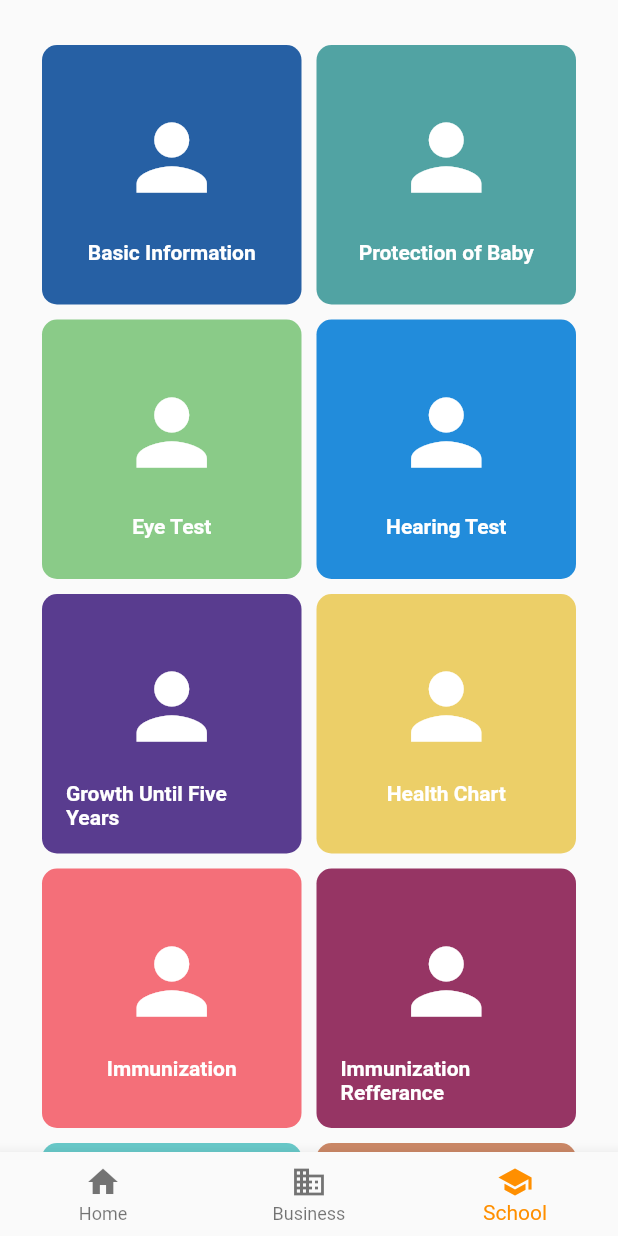
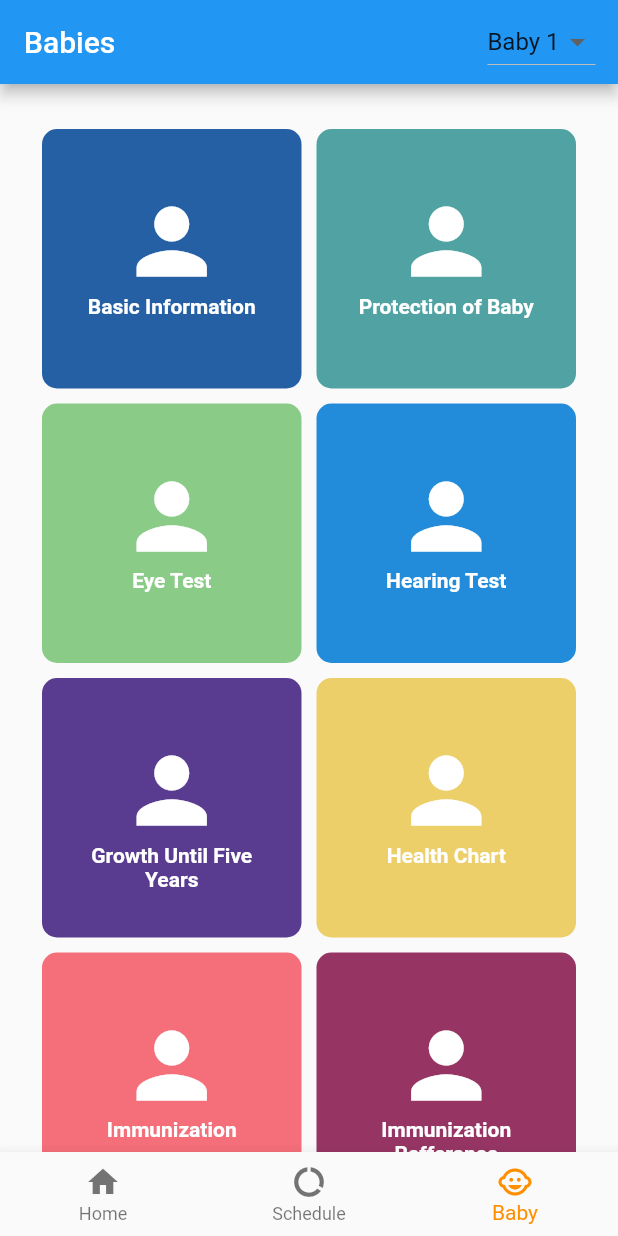
Before and after one commit to eMOH-Kesbewa/eMOH-Project, a Flutter app: the BottomNavigation screen opened directly, item 3 of the bottom bar chosen, on a phone screen of 412 x 824 dp. Run offline on Flutter 3.47's test engine with Material 2 defaults, Android fonts, the phone set to English and light mode, and no system bars; our stand-ins replace charts_flutter, flutter_icons, fluttertoast, logger, shared_preferences, toast; accounts and stored records are empty; network calls fail; key blocks and very long unbroken strings in the code were emptied for the run.

Commit message:
app bar added

```diff
--- a/mobileapp/lib/pages/babyDetails.dart
+++ b/mobileapp/lib/pages/babyDetails.dart
@@ -76,12 +76,13 @@ class _BabyDetailsState extends State<BabyDetails> {
               size: 70.0,
             ),
             SizedBox(
-              height: 20.0,
+              height: 0.0,
             ),
             Text(
               'Basic Information',
               style:
                   TextStyle(fontWeight: FontWeight.bold, color: Colors.white),
+              textAlign: TextAlign.center,
             ),
           ],
         ),
@@ -107,12 +108,13 @@ class _BabyDetailsState extends State<BabyDetails> {
               size: 70.0,
             ),
             SizedBox(
-              height: 20.0,
+              height: 0.0,
             ),
             Text(
               'Protection of Baby',
               style:
                   TextStyle(fontWeight: FontWeight.bold, color: Colors.white),
+              textAlign: TextAlign.center,
             ),
           ],
         ),
@@ -140,12 +142,13 @@ class _BabyDetailsState extends State<BabyDetails> {
               size: 70.0,
             ),
             SizedBox(
-              height: 20.0,
+              height: 0.0,
             ),
             Text(
               'Eye Test',
               style:
                   TextStyle(fontWeight: FontWeight.bold, color: Colors.white),
+              textAlign: TextAlign.center,
             ),
           ],
         ),
@@ -171,12 +174,13 @@ class _BabyDetailsState extends State<BabyDetails> {
               size: 70.0,
             ),
             SizedBox(
-              height: 20.0,
+              height: 0.0,
             ),
             Text(
               'Hearing Test',
               style:
                   TextStyle(fontWeight: FontWeight.bold, color: Colors.white),
+              textAlign: TextAlign.center,
             ),
           ],
         ),
@@ -202,7 +206,7 @@ class _BabyDetailsState extends State<BabyDetails> {
                 size: 70.0,
               ),
               SizedBox(
-                height: 15.0,
+                height: 0.0,
               ),
               Flexible(
                 child: Text(
@@ -211,6 +215,7 @@ class _BabyDetailsState extends State<BabyDetails> {
                   maxLines: 3,
                   style: TextStyle(
                       fontWeight: FontWeight.bold, color: Colors.white),
+                  textAlign: TextAlign.center,
                 ),
               ),
             ],
@@ -238,7 +243,7 @@ class _BabyDetailsState extends State<BabyDetails> {
                 size: 70.0,
               ),
               SizedBox(
-                height: 15.0,
+                height: 0.0,
               ),
               Flexible(
                 child: Text(
@@ -247,6 +252,7 @@ class _BabyDetailsState extends State<BabyDetails> {
                   maxLines: 3,
                   style: TextStyle(
                       fontWeight: FontWeight.bold, color: Colors.white),
+                  textAlign: TextAlign.center,
                 ),
               ),
             ],
@@ -274,7 +280,7 @@ class _BabyDetailsState extends State<BabyDetails> {
                 size: 70.0,
               ),
               SizedBox(
-                height: 15.0,
+                height: 0.0,
               ),
               Flexible(
                 child: Text(
@@ -283,6 +289,7 @@ class _BabyDetailsState extends State<BabyDetails> {
                   maxLines: 3,
                   style: TextStyle(
                       fontWeight: FontWeight.bold, color: Colors.white),
+                  textAlign: TextAlign.center,
                 ),
               ),
             ],
@@ -310,7 +317,7 @@ class _BabyDetailsState extends State<BabyDetails> {
                 size: 70.0,
               ),
               SizedBox(
-                height: 15.0,
+                height: 0.0,
               ),
               Flexible(
                 child: Text(
@@ -319,6 +326,7 @@ class _BabyDetailsState extends State<BabyDetails> {
                   maxLines: 3,
                   style: TextStyle(
                       fontWeight: FontWeight.bold, color: Colors.white),
+                  textAlign: TextAlign.center,
                 ),
               ),
             ],
@@ -346,7 +354,7 @@ class _BabyDetailsState extends State<BabyDetails> {
                 size: 70.0,
               ),
               SizedBox(
-                height: 15.0,
+                height: 0.0,
               ),
               Flexible(
                 child: Text(
@@ -355,6 +363,7 @@ class _BabyDetailsState extends State<BabyDetails> {
                   maxLines: 3,
                   style: TextStyle(
                       fontWeight: FontWeight.bold, color: Colors.white),
+                  textAlign: TextAlign.center,
                 ),
               ),
             ],
@@ -382,7 +391,7 @@ class _BabyDetailsState extends State<BabyDetails> {
                 size: 70.0,
               ),
               SizedBox(
-                height: 15.0,
+                height: 0.0,
               ),
               Flexible(
                 child: Text(
@@ -391,6 +400,7 @@ class _BabyDetailsState extends State<BabyDetails> {
                   maxLines: 3,
                   style: TextStyle(
                       fontWeight: FontWeight.bold, color: Colors.white),
+                  textAlign: TextAlign.center,
                 ),
               ),
             ],
@@ -418,7 +428,7 @@ class _BabyDetailsState extends State<BabyDetails> {
                 size: 70.0,
               ),
               SizedBox(
-                height: 15.0,
+                height: 0.0,
               ),
               Flexible(
                 child: Text(
@@ -427,6 +437,7 @@ class _BabyDetailsState extends State<BabyDetails> {
                   maxLines: 3,
                   style: TextStyle(
                       fontWeight: FontWeight.bold, color: Colors.white),
+                  textAlign: TextAlign.center,
                 ),
               ),
             ],
@@ -454,7 +465,7 @@ class _BabyDetailsState extends State<BabyDetails> {
                 size: 70.0,
               ),
               SizedBox(
-                height: 15.0,
+                height: 0.0,
               ),
               Flexible(
                 child: Text(
@@ -463,6 +474,7 @@ class _BabyDetailsState extends State<BabyDetails> {
                   maxLines: 3,
                   style: TextStyle(
                       fontWeight: FontWeight.bold, color: Colors.white),
+                  textAlign: TextAlign.center,
                 ),
               ),
             ],
@@ -490,7 +502,7 @@ class _BabyDetailsState extends State<BabyDetails> {
                 size: 70.0,
               ),
               SizedBox(
-                height: 15.0,
+                height: 0.0,
               ),
               Flexible(
                 child: Text(
@@ -499,6 +511,7 @@ class _BabyDetailsState extends State<BabyDetails> {
                   maxLines: 3,
                   style: TextStyle(
                       fontWeight: FontWeight.bold, color: Colors.white),
+                  textAlign: TextAlign.center,
                 ),
               ),
             ],
@@ -526,7 +539,7 @@ class _BabyDetailsState extends State<BabyDetails> {
                 size: 70.0,
               ),
               SizedBox(
-                height: 15.0,
+                height: 0.0,
               ),
               Flexible(
                 child: Text(
@@ -535,6 +548,7 @@ class _BabyDetailsState extends State<BabyDetails> {
                   maxLines: 3,
                   style: TextStyle(
                       fontWeight: FontWeight.bold, color: Colors.white),
+                  textAlign: TextAlign.center,
                 ),
               ),
             ],
@@ -547,7 +561,17 @@ class _BabyDetailsState extends State<BabyDetails> {
           ),
         ));
 
-    return Container(
+    return Scaffold(
+      appBar: AppBar(
+        title: Text('Babies'),
+        actions: <Widget>[
+          Padding(
+            padding: EdgeInsets.fromLTRB(5, 5, 15, 5),
+            child: selectBaby,
+          ),
+        ],
+      ),
+      body: Container(
         child: Padding(
           padding: const EdgeInsets.fromLTRB(8, 10, 8, 0),
           child: CustomScrollView(
@@ -578,6 +602,7 @@ class _BabyDetailsState extends State<BabyDetails> {
                 ),
               ),
             ],
+          ),
         ),
       ),
     );
--- a/mobileapp/lib/pages/bottomNavigation.dart
+++ b/mobileapp/lib/pages/bottomNavigation.dart
@@ -160,12 +160,12 @@ class _BottomNavigationState extends State<BottomNavigation> {
             title: Text('Home'),
           ),
           BottomNavigationBarItem(
-            icon: Icon(Icons.business),
-            title: Text('Business'),
+            icon: Icon(Icons.data_usage),
+            title: Text('Schedule'),
           ),
           BottomNavigationBarItem(
-            icon: Icon(Icons.school),
-            title: Text('School'),
+            icon: Icon(Icons.child_care),
+            title: Text('Baby'),
           ),
         ],
         currentIndex: _selectedIndex,
--- a/mobileapp/lib/pages/familyProfile.dart
+++ b/mobileapp/lib/pages/familyProfile.dart
@@ -54,7 +54,9 @@ class _FamilyProfileState extends State<FamilyProfile> {
             boxShadow: [BoxShadow(blurRadius: 7.0, color: Colors.black)]));
 
     Future family = fetchFamily();
-    return Container(
+    return Scaffold(
+      appBar: AppBar(title: Text('Family Profile'),),
+          body: Container(
         child: Center(
           child: FutureBuilder<Family>(
             future: family,
@@ -119,6 +121,7 @@ class _FamilyProfileState extends State<FamilyProfile> {
               // By default, show a loading spinner.
               return CircularProgressIndicator();
             },
+          ),
         ),
       ),
     );
--- a/mobileapp/lib/pages/messages.dart
+++ b/mobileapp/lib/pages/messages.dart
@@ -20,8 +20,11 @@ class _MessagesState extends State<Messages> {
 
   @override
   Widget build(BuildContext context) {
-    return Container(
-      child: SingleChildScrollView(
+    return Scaffold(
+      appBar: AppBar(
+        title: Text('Clinic Schedule'),
+      ),
+      body: Container(
         child: FutureBuilder(
             future: fetchClinic(),
             builder: (context, snapshot) {
@@ -37,8 +40,6 @@ class _MessagesState extends State<Messages> {
               int loop = snapshot.data.length;
               var clinics = markNewClinic();
               for (var i = 0; i < loop; i++) {
-
-
                 Clinic clinic = Clinic(
                     date: snapshot.data[i]['date'],
                     discription: snapshot.data[i]['clinic_discription'],
@@ -97,7 +98,6 @@ class _MessagesState extends State<Messages> {
     //           var clinics = markNewClinic();
     //           for (var i = 0; i < loop; i++) {
 
-
     //             Clinic clinic = Clinic(
     //                 date: snapshot.data[i]['date'],
     //                 discription: snapshot.data[i]['clinic_discription'],
@@ -135,7 +135,7 @@ class _MessagesState extends State<Messages> {
     //);
   }
 
-  Future markNewClinic()async{
+  Future markNewClinic() async {
     final prefs = await SharedPreferences.getInstance();
     final clinicListFromSP = prefs.getStringList('clinics');
     return clinicListFromSP;
```
Lines whose indentation alone changed are shown as unchanged.
